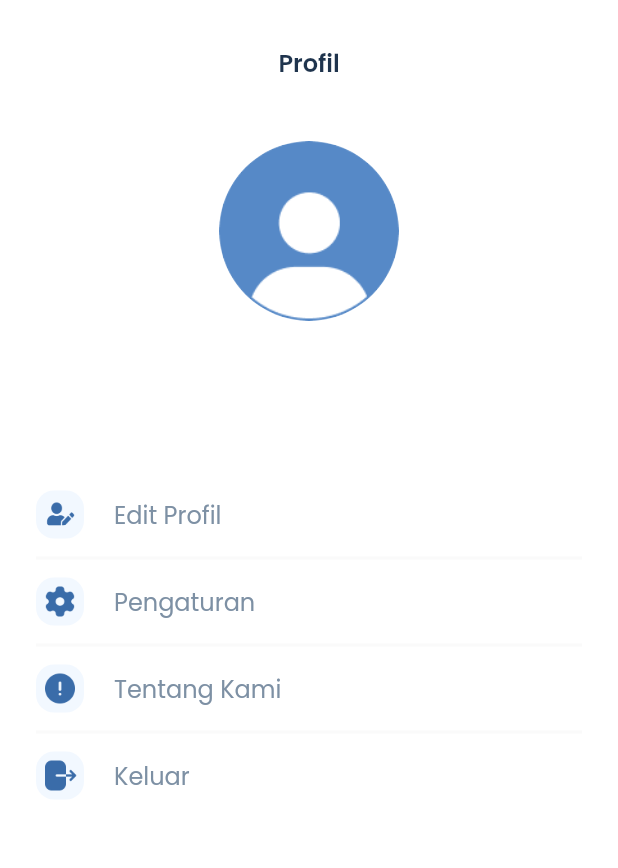
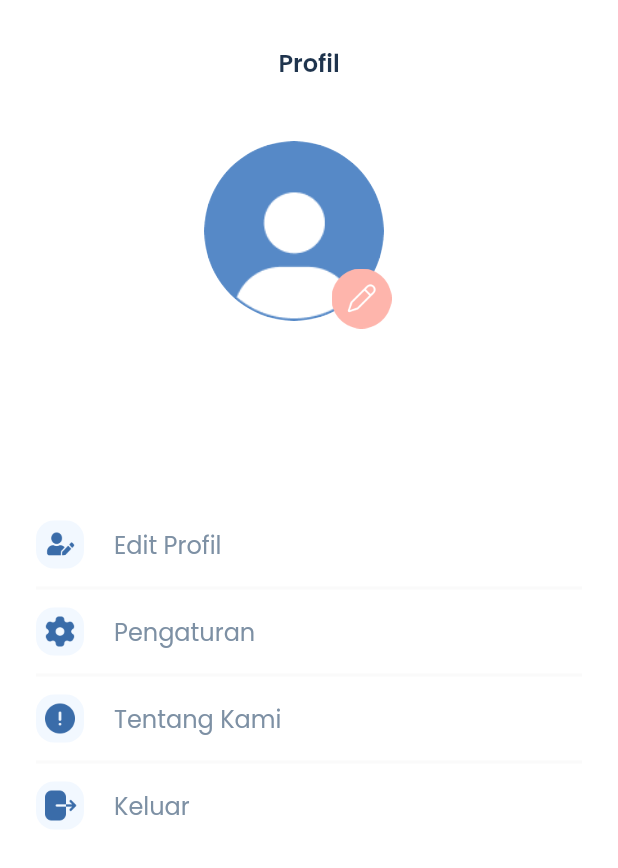
Before and after one commit to nadiamrnt/peka, a Flutter app: the ProfilePage screen opened directly, on a phone screen of 412 x 824 dp. Shown: the top 868 px of the screen. Run offline on Flutter 3.47's test engine with Material 2 defaults, Android fonts, the phone set to English and light mode, and no system bars; drawn by our look-alikes of loading_overlay; our stand-ins replace cloud_firestore, equatable, file_picker, firebase_auth, firebase_core, firebase_storage and 7 more; accounts and stored records are empty.

Commit message:
mengubah logo dan ic pencil

```diff
--- a/lib/ui/pages/auth/login_page.dart
+++ b/lib/ui/pages/auth/login_page.dart
@@ -1,6 +1,7 @@
 import 'package:flutter/material.dart';
 import 'package:loading_overlay/loading_overlay.dart';
 import 'package:peka/common/styles.dart';
+import 'package:peka/ui/pages/auth/forgot_password_page.dart';
 import 'package:peka/ui/pages/auth/signup_page.dart';
 import 'package:peka/ui/pages/home/home_page.dart';
 import 'package:peka/ui/widgets/custom_text_form_field.dart';
@@ -112,7 +113,9 @@ class _LoginPageState extends State<LoginPage> {
                       Align(
                         alignment: Alignment.centerRight,
                         child: TextButton(
-                          onPressed: () {},
+                          onPressed: () {
+                            Navigation.intent(ForgotPasswordPage.routeName);
+                          },
                           child: Text(
                             "Lupa Sandi?",
                             style: purpleTextStyle,
--- a/lib/ui/pages/profile/profile_page.dart
+++ b/lib/ui/pages/profile/profile_page.dart
@@ -95,7 +95,12 @@ class _ProfilePageState extends State<ProfilePage> {
         _modalBottomSheetMenu();
       },
       child: user != null
-          ? ClipOval(
+          ? SizedBox(
+              width: 140,
+              height: 140,
+              child: Stack(
+                children: [
+                  ClipOval(
                     child: SizedBox(
                       width: 120.0,
                       height: 120.0,
@@ -108,6 +113,19 @@ class _ProfilePageState extends State<ProfilePage> {
                               'assets/icons/ic_add_profile.png',
                               fit: BoxFit.cover,
                             ),
+                    ),
+                  ),
+                  Padding(
+                    padding: const EdgeInsets.all(15.0),
+                    child: Align(
+                      alignment: Alignment.bottomRight,
+                      child: Image.asset(
+                        'assets/icons/ic_pencil.png',
+                        width: 40,
+                      ),
+                    ),
+                  ),
+                ],
               ),
             )
           : const SizedBox(),
```
Also changed, not shown: lib/ui/widgets/custom_dialog_box.dart (+28 -11 lines), lib/utils/province_helper.dart (+9 -9 lines), assets/icons/ic_pencil.png (added), assets/images/img_logo.png. Lines whose indentation alone changed are shown as unchanged.
